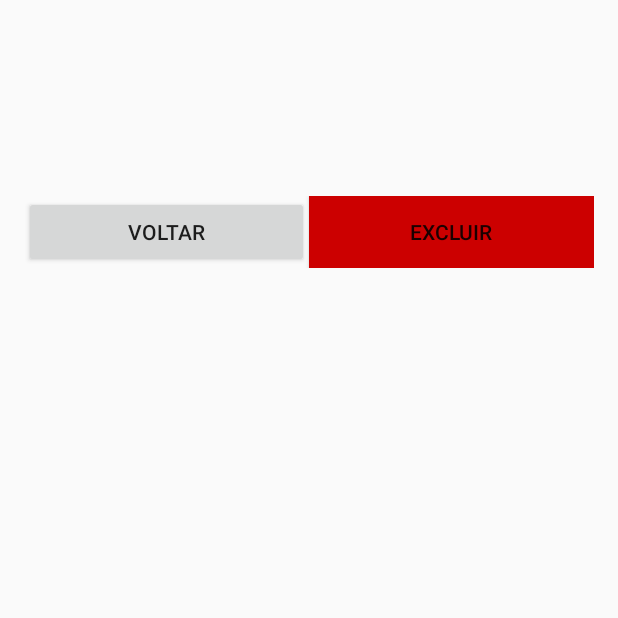
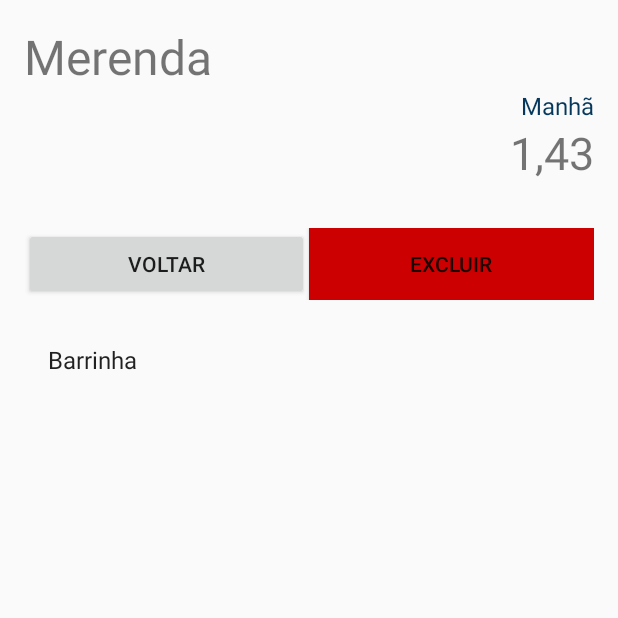
Before and after one commit to LucasPCBranco/Diabytes, an Android app: the NewRefeicao screen opened directly, with no data from a screen before it, after a tap on "SALVAR", on a phone screen of 412 x 824 dp, the top half of it. Run offline under Robolectric (Android 15) with nearby library versions, the phone set to English and light mode, and no system bars.

Commit message:
Versão para apresentação - a ser modificada

```diff
--- a/app/src/main/AndroidManifest.xml
+++ b/app/src/main/AndroidManifest.xml
@@ -47,6 +47,7 @@
         <activity android:name=".DetalhesRefeicaoActivity"></activity>
         <activity android:name=".TipoRefeicaoActivity"></activity>
         <activity android:name=".SelecaoActivity"></activity>
+        <activity android:name=".HistoricoMainActivity"></activity>
     </application>
 
 </manifest>
--- a/app/src/main/java/com/example/nerds/tcctest/DetalhesRefeicaoActivity.java
+++ b/app/src/main/java/com/example/nerds/tcctest/DetalhesRefeicaoActivity.java
@@ -1,9 +1,11 @@
 package com.example.nerds.tcctest;
 
+import android.content.Intent;
 import android.support.v7.app.AppCompatActivity;
 import android.os.Bundle;
 import android.view.View;
 import android.widget.ArrayAdapter;
+import android.widget.Button;
 import android.widget.ListView;
 import android.widget.TextView;
 
@@ -12,11 +14,10 @@ import java.util.ArrayList;
 public class DetalhesRefeicaoActivity extends AppCompatActivity {
 
     private TextView textNome;
-    private String nome, tipo;
-    private float ui;
     private TextView txtNome, txtTipo, txtUi;
     private ListView alimentoListView;
     ArrayList<String> listAlimentos = new ArrayList<String>();
+    private Button btnVoltar;
 
 
     @Override
@@ -30,16 +31,30 @@ public class DetalhesRefeicaoActivity extends AppCompatActivity {
         txtUi = (TextView) findViewById(R.id.textUI);
         alimentoListView = (ListView) findViewById(R.id.listView);
 
-        Bundle bDetalhe = getIntent().getExtras();
-
-        //Conversão Java -> XML
-        txtNome.setText(bDetalhe.getString(nome));
-        txtTipo.setText(bDetalhe.getString(tipo));
-        txtUi.setText(bDetalhe.getString("" + ui));
+        listAlimentos.add("Barrinha");
         ArrayAdapter arrayAdapter = new ArrayAdapter(this, android.R.layout.simple_list_item_1, listAlimentos);
         //Adapta os valores do listView baseado no ArrayList
         alimentoListView.setAdapter(arrayAdapter);
 
+      /*  Bundle bDetalhe = getIntent().getExtras();
 
+        if(bDetalhe != null) {
+            //Conversão Java -> XML
+            /*txtNome.setText(bDetalhe.getString("nomeRef"));
+            txtTipo.setText(bDetalhe.getString("periodo"));
+            String conversao = String.valueOf(bDetalhe.getFloat("calculo"));
+            txtUi.setText(conversao);
+        } */
+
+
+        btnVoltar = (Button) findViewById(R.id.detalhes_Voltar);
+        btnVoltar.setOnClickListener(new View.OnClickListener() {
+            @Override
+            public void onClick(View v) {
+                Intent i = new Intent(DetalhesRefeicaoActivity.this, HistoricoMainActivity.class);
+                startActivity(i);
+            }
+        });
     }
+
 }
--- a/app/src/main/java/com/example/nerds/tcctest/FirstAccess.java
+++ b/app/src/main/java/com/example/nerds/tcctest/FirstAccess.java
@@ -28,7 +28,6 @@ public class FirstAccess extends AppCompatActivity {
     SharedPreferences sharedPreferences;
 
     static final String PREFERENCIAS = "myPref";
-
     @Override
     protected void onCreate(Bundle savedInstanceState) {
 
@@ -42,8 +41,7 @@ public class FirstAccess extends AppCompatActivity {
         //Definindo a toolbar
         Toolbar my_toolbar = (Toolbar) findViewById(R.id.my_toolbar);
         setSupportActionBar(my_toolbar);
-
-        //Titulo e icone que fica na toolbar
+//Titulo e icone que fica na toolbar
         getSupportActionBar().setTitle("Primeiro Acesso");
         getSupportActionBar().setIcon(R.drawable.ic_toolbar);
         Button botao = (Button) findViewById(R.id.btn_cfg);
@@ -54,7 +52,6 @@ public class FirstAccess extends AppCompatActivity {
         final EditText CHOporUIt = (EditText) findViewById(R.id.txtbox_CHOporUI_T);
         final EditText CHOporUIn = (EditText) findViewById(R.id.txtbox_CHOporUI_N);
         final EditText metaGlicemica = (EditText) findViewById(R.id.txtbox_metaGlicemica);
-
         botao.setOnClickListener(new View.OnClickListener() {
             @Override
             public void onClick(View v) {
--- a/app/src/main/java/com/example/nerds/tcctest/HistoricoMainActivity.java
+++ b/app/src/main/java/com/example/nerds/tcctest/HistoricoMainActivity.java
@@ -13,7 +13,7 @@ public class HistoricoMainActivity extends AppCompatActivity{
     @Override
     protected void onCreate(Bundle savedInstanceState) {
         super.onCreate(savedInstanceState);
-        setContentView(R.layout.activity_meus_alimentos);
+        setContentView(R.layout.design_refeicao);
 
     }
 }
--- a/app/src/main/java/com/example/nerds/tcctest/MainActivity.java
+++ b/app/src/main/java/com/example/nerds/tcctest/MainActivity.java
@@ -59,6 +59,8 @@ public class MainActivity extends AppCompatActivity {
     @Override
     protected void onCreate(Bundle savedInstanceState) {
 
+        super.onCreate(savedInstanceState);
+
         sessionManager = new SessionManager(this);
         if(sessionManager.isConfig()){
             abrirPrimeiroAcesso();
@@ -70,7 +72,6 @@ public class MainActivity extends AppCompatActivity {
         //***Adaptação técnica para suprir necessidades adversas utilizada para testar outras telas diretamente***
         // Intent firstconf = new Intent(this, FirstAccess.class);
         //startActivity(firstconf);
-        super.onCreate(savedInstanceState);
         setContentView(R.layout.activity_meus_alimentos);
 
         //session.verificaAcesso();
--- a/app/src/main/java/com/example/nerds/tcctest/NewRefeicao.java
+++ b/app/src/main/java/com/example/nerds/tcctest/NewRefeicao.java
@@ -129,20 +129,24 @@ public class NewRefeicao extends AppCompatActivity{
 
                 Bundle bNew = new Bundle();
                 bNew.putString("alimento", nomeBundle);
-                bNew.putString("nomeRef", editText_nome.toString());
-                bNew.putString("periodo", "Manhã");
+                //bNew.putString("nomeRef", editText_nome.getText().toString());
+                //bNew.putString("periodo", "Manhã");
 
 
                 //Normalmente faria um if/else, mas agora vou usar o método simples
                 //float atual = Float.parseFloat(editText_glicemia.toString());
-                float atual = Float.valueOf(editText_glicemia.getText().toString());
+                /*String convAtual = editText_glicemia.getText().toString();
+                float atual = Float.parseFloat(convAtual);
+                System.out.println("GLICEMIA ATUAL: " + atual);
+                System.out.println("FATOR DE SENSIBILIDADE: " + ManhaF);
+                System.out.println("RELAÇÃO CHO/UI: " + ManhaC);
                 float calculo = (total / ManhaC) + ((atual - Meta) / ManhaF);
 
                 bNew.putFloat("calculo", calculo);
-
+                System.out.println("RESULTADO DO CÁLCULO: " + calculo);*/
 
                 Intent i = new Intent(NewRefeicao.this, DetalhesRefeicaoActivity.class);
-                i.putExtra("bNew", bNew);
+                i.putExtras(bNew);
                 startActivity(i);
 
 
--- a/app/src/main/res/layout/activity_detalhes_refeicao.xml
+++ b/app/src/main/res/layout/activity_detalhes_refeicao.xml
@@ -11,7 +11,7 @@
     tools:context="com.example.nerds.tcctest.DetalhesRefeicaoActivity">
 
     <TextView
-        android:text="Nome"
+        android:text="Merenda"
         android:layout_width="wrap_content"
         android:layout_height="wrap_content"
         android:layout_alignParentTop="true"
@@ -21,7 +21,7 @@
         android:textSize="32sp" />
 
     <TextView
-        android:text="Tipo"
+        android:text="Manhã"
         android:layout_width="wrap_content"
         android:layout_height="wrap_content"
         android:layout_below="@+id/textNome"
@@ -32,14 +32,15 @@
         android:textColor="@color/colorPrimaryDark" />
 
     <TextView
-        android:text="UI"
+        android:text="1,43"
         android:layout_width="wrap_content"
         android:layout_height="wrap_content"
         android:layout_below="@+id/textTipo"
         android:layout_alignParentRight="true"
         android:layout_alignParentEnd="true"
         android:id="@+id/textUI"
-        android:layout_marginBottom="30dp"/>
+        android:layout_marginBottom="30dp"
+        android:textSize="30sp" />
 
     <LinearLayout
         android:layout_width="fill_parent"
@@ -53,7 +54,7 @@
             android:layout_width="wrap_content"
             android:layout_height="wrap_content"
             android:layout_weight="1"
-            android:id="@+id/button" />
+            android:id="@+id/detalhes_Voltar" />
 
         <Button
             android:text="@string/excluir"
--- a/app/src/main/res/layout/design_refeicao.xml
+++ b/app/src/main/res/layout/design_refeicao.xml
@@ -24,16 +24,15 @@
         android:layout_height="wrap_content">
 
         <TextView
-            android:text="TextView"
+            android:text="Merenda"
             android:layout_width="match_parent"
             android:layout_height="wrap_content"
             android:id="@+id/nomeRefeicao"
-            tools:text="@string/app_name"
             android:textSize="30sp"
             android:layout_margin="@dimen/activity_vertical_margin"/>
 
         <TextView
-            android:text="Data"
+            android:text="28/11/2016"
             android:layout_width="265dp"
             android:layout_height="wrap_content"
             android:id="@+id/TextHora"
--- a/app/src/main/res/menu/menu_new.xml
+++ b/app/src/main/res/menu/menu_new.xml
@@ -19,7 +19,7 @@
 
     <!-- Menu 3 pontos - opções - Opção 1 -->
     <item android:id="@+id/menu_1"
-        android:title="@string/menu_1"/>
+        android:title="Nova refeição"/>
 
     <!-- Opções extras \/
     <item android:id="@+id/menu_2"
```
